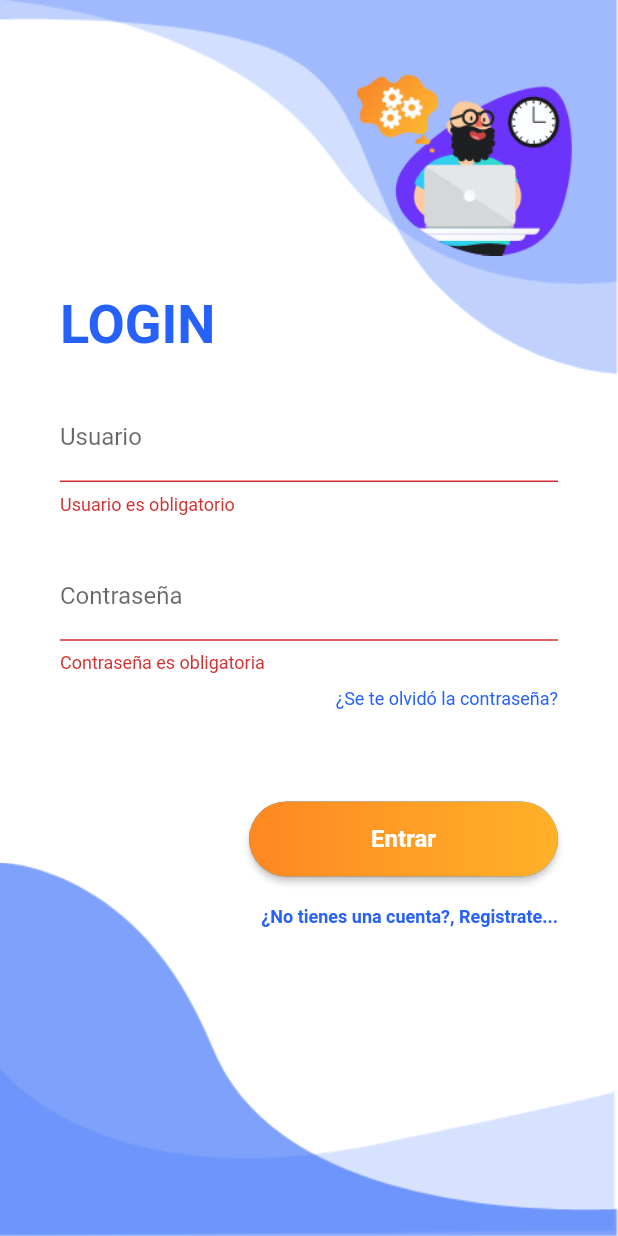
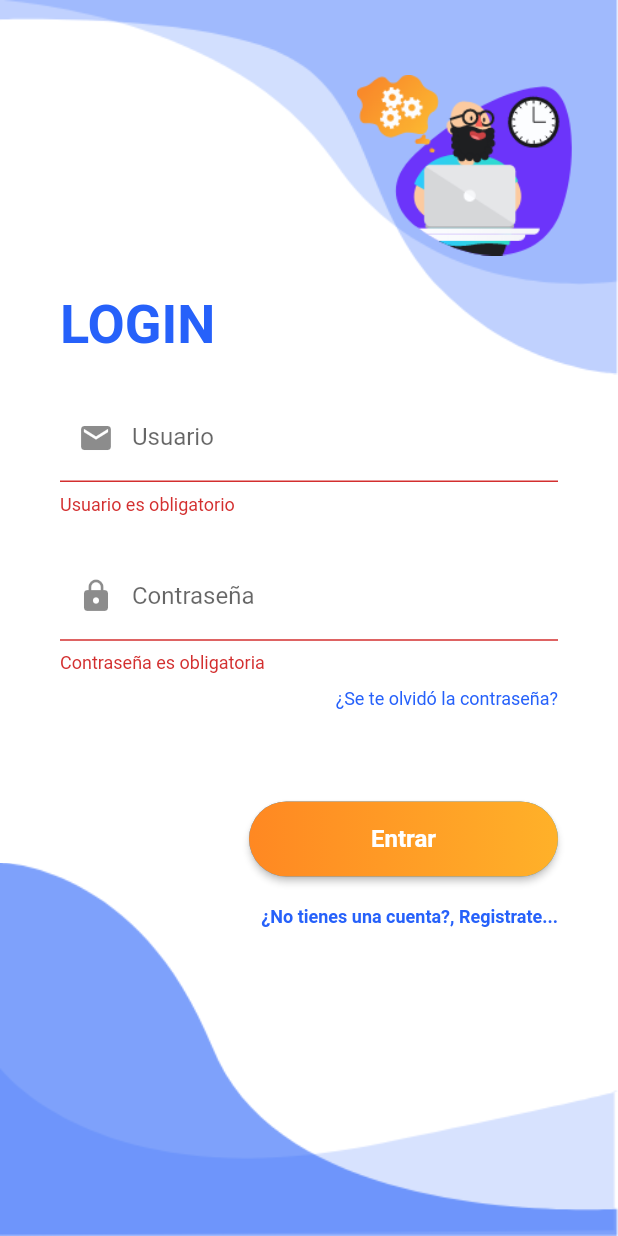
Before and after one commit to PabloJL/Clases, a Flutter app: the screen it shows after launch, after a tap on "Entrar", on a phone screen of 412 x 824 dp. Run offline on Flutter 3.47's test engine with Material 2 defaults, Android fonts, the phone set to English and light mode, and no system bars; our stand-ins replace google_fonts.

Commit message:
Ejemplo Login

```diff
--- a/Clase 16-17/aplicacion2/lib/main.dart
+++ b/Clase 16-17/aplicacion2/lib/main.dart
@@ -1,4 +1,5 @@
 import 'package:flutter/material.dart';
+import 'package:flutter/services.dart';
 
 import 'pages/login_page.dart';
 
@@ -12,6 +13,11 @@ class MyApp extends StatelessWidget {
   // This widget is the root of your application.
   @override
   Widget build(BuildContext context) {
+    SystemChrome.setSystemUIOverlayStyle(SystemUiOverlayStyle(
+      statusBarColor: Colors.transparent,
+      systemNavigationBarColor: Colors.transparent
+    ));
+    SystemChrome.setEnabledSystemUIMode(SystemUiMode.edgeToEdge, overlays: [SystemUiOverlay.bottom, SystemUiOverlay.top]);
     return MaterialApp(
       title: 'Aplicación Flutter 2',
       debugShowCheckedModeBanner: false,
--- a/Clase 16-17/aplicacion2/lib/pages/login_page.dart
+++ b/Clase 16-17/aplicacion2/lib/pages/login_page.dart
@@ -55,6 +55,7 @@ class _LoginPageState extends State<LoginPage> {
                   validator: (value)=> value.toString().isEmpty ? "Usuario es obligatorio":null,
                   onSaved: (value)=> this._usuario = value.toString(),
                   decoration: InputDecoration(
+                      prefixIcon: Icon(Icons.email),
                     labelText: "Usuario"
                   ),
                 )
@@ -66,10 +67,12 @@ class _LoginPageState extends State<LoginPage> {
                   alignment: Alignment.center,
                   margin: EdgeInsets.symmetric(horizontal: 40),
                   child: TextFormField(
+
                     obscureText: true,
                     validator: (value)=> value.toString().isEmpty ? "Contraseña es obligatoria":null,
                     onSaved: (value)=> this._contrasena = value.toString(),
                     decoration: InputDecoration(
+                        prefixIcon: Icon(Icons.lock),
                         labelText: "Contraseña"
                     ),
                   )
@@ -95,8 +98,27 @@ class _LoginPageState extends State<LoginPage> {
                   onPressed: (){
                     final form = _formKey.currentState;
                     if(form!.validate()){
-                      print("Valido");
+                      //print("Valido");
                       form.save();
+                      if(_usuario=="alejandro" && _contrasena=="123456"){
+                        //Mandar a HOME
+                      }else{
+                        ScaffoldMessenger.of(context).showSnackBar(
+                            SnackBar(
+                              backgroundColor: Colors.red,
+                              content: Row(
+                                children: [
+                                  Icon(Icons.error, color: Colors.white,),
+                                  SizedBox(width: 20,),
+                                  Expanded(
+                                    child: Text("Usuario y/o contraseña incorrectos!"),
+                                  )
+                                ],
+                              ),
+                              duration: Duration(seconds: 2),
+                            )
+                        );
+                      }
                     }else{
                       print("no válido");
                     }
```
Also changed, not shown: 1 other file.
